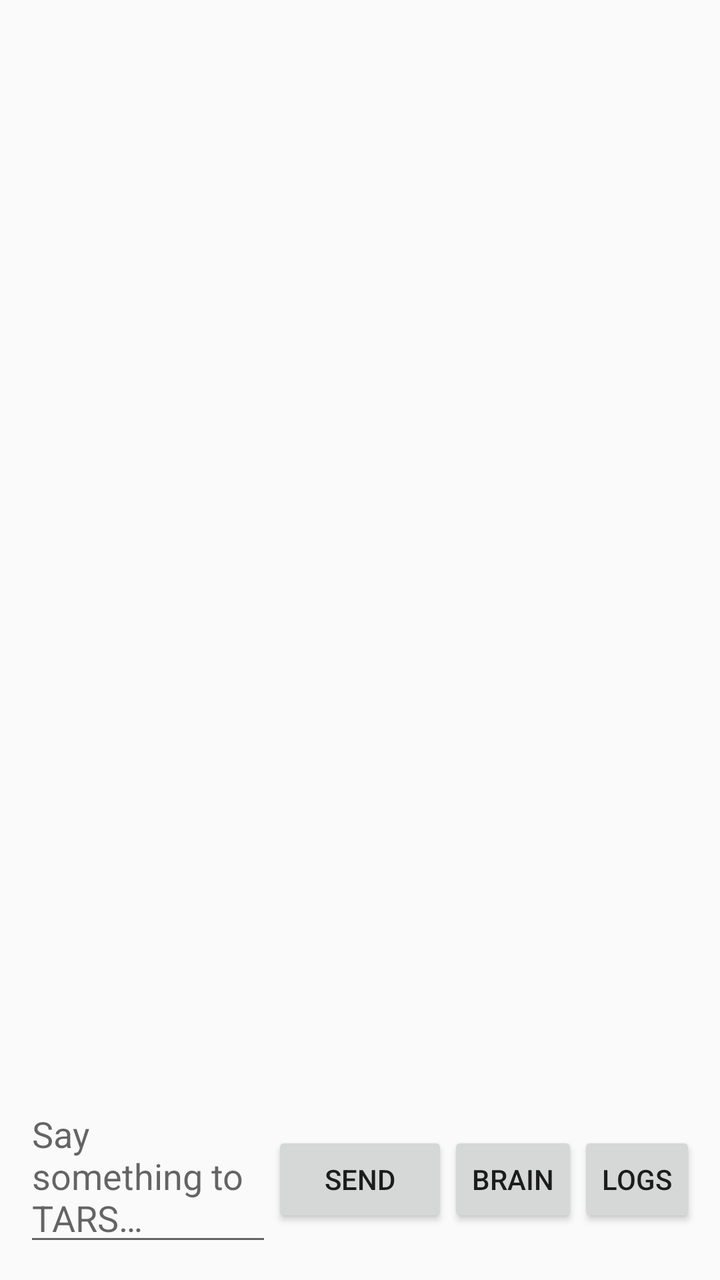
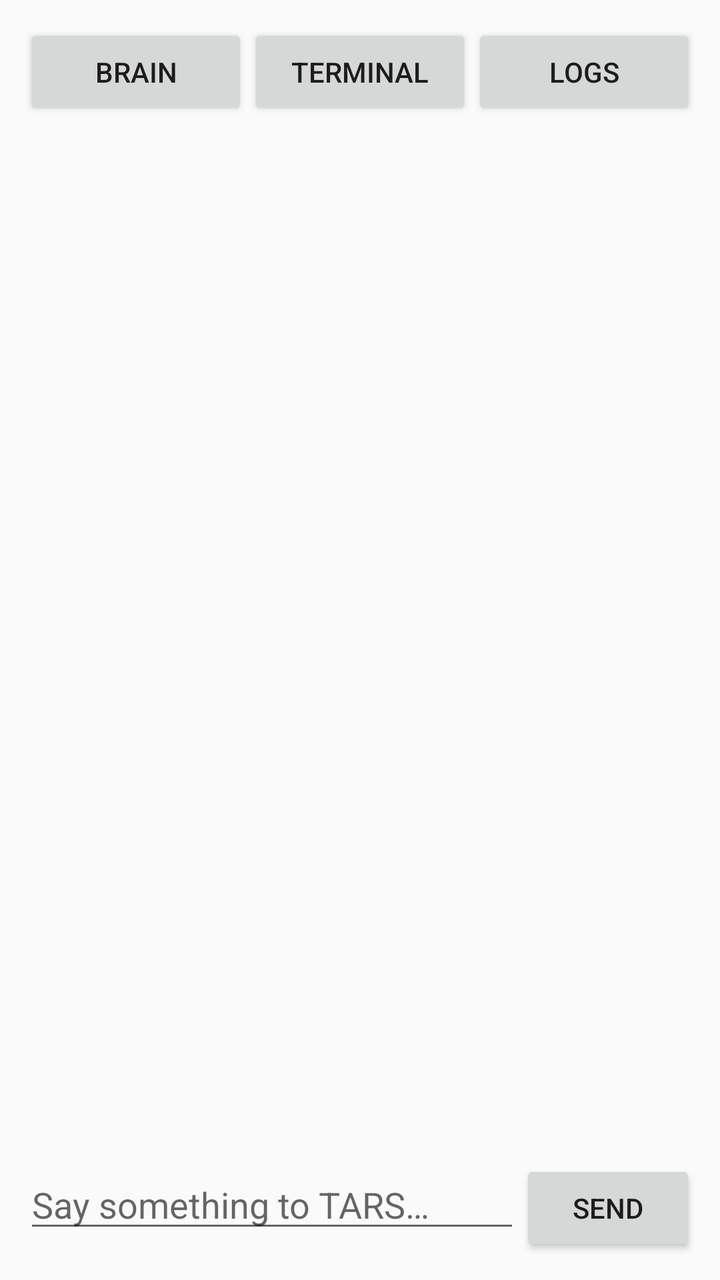

Before-and-after screenshots of an Android layout around one commit, followed by the original layout XML and the change that was made.
<!-- AndroidManifest.xml: application theme Theme.AppCompat.DayNight -->
<!-- res/layout/activity_main.xml -->
<?xml version="1.0" encoding="utf-8"?>
<LinearLayout xmlns:android="http://schemas.android.com/apk/res/android"
    android:layout_width="match_parent"
    android:layout_height="match_parent"
    android:orientation="vertical"
    android:padding="12dp">

    <ScrollView
        android:id="@+id/scroll"
        android:layout_width="match_parent"
        android:layout_height="0dp"
        android:layout_weight="1">

        <TextView
            android:id="@+id/log"
            android:layout_width="match_parent"
            android:layout_height="wrap_content"
            android:textSize="16sp"
            android:fontFamily="monospace"
            android:textIsSelectable="true" />
    </ScrollView>

    <LinearLayout
        android:layout_width="match_parent"
        android:layout_height="wrap_content"
        android:orientation="horizontal"
        android:paddingTop="8dp">

        <EditText
            android:id="@+id/input"
            android:layout_width="0dp"
            android:layout_height="wrap_content"
            android:layout_weight="1"
            android:hint="@string/input_hint"
            android:inputType="textShortMessage|textMultiLine"
            android:maxLines="4" />

        <Button
            android:id="@+id/send"
            android:layout_width="wrap_content"
            android:layout_height="wrap_content"
            android:text="@string/send" />

        <Button
            android:id="@+id/brain"
            android:layout_width="wrap_content"
            android:layout_height="wrap_content"
            android:minWidth="0dp"
            android:text="@string/brain" />

        <Button
            android:id="@+id/logs"
            android:layout_width="wrap_content"
            android:layout_height="wrap_content"
            android:minWidth="0dp"
            android:text="@string/logs" />
    </LinearLayout>
</LinearLayout>
<!-- resources referenced by this layout -->
<resources>
  <string name="brain">Brain</string>
  <string name="input_hint">Say something to TARS…</string>
  <string name="logs">Logs</string>
  <string name="send">Send</string>
</resources>

<!-- the commit's change to res/layout/activity_main.xml (unified diff, before → after) -->
@@ -4,6 +4,37 @@
     android:layout_height="match_parent"
     android:orientation="vertical"
     android:padding="12dp">
+
+    <LinearLayout
+        android:layout_width="match_parent"
+        android:layout_height="wrap_content"
+        android:orientation="horizontal"
+        android:paddingBottom="6dp">
+
+        <Button
+            android:id="@+id/brain"
+            android:layout_width="0dp"
+            android:layout_height="wrap_content"
+            android:layout_weight="1"
+            android:minWidth="0dp"
+            android:text="@string/brain" />
+
+        <Button
+            android:id="@+id/terminal"
+            android:layout_width="0dp"
+            android:layout_height="wrap_content"
+            android:layout_weight="1"
+            android:minWidth="0dp"
+            android:text="@string/terminal" />
+
+        <Button
+            android:id="@+id/logs"
+            android:layout_width="0dp"
+            android:layout_height="wrap_content"
+            android:layout_weight="1"
+            android:minWidth="0dp"
+            android:text="@string/logs" />
+    </LinearLayout>
 
     <ScrollView
         android:id="@+id/scroll"
@@ -40,19 +71,5 @@
             android:layout_width="wrap_content"
             android:layout_height="wrap_content"
             android:text="@string/send" />
-
-        <Button
-            android:id="@+id/brain"
-            android:layout_width="wrap_content"
-            android:layout_height="wrap_content"
-            android:minWidth="0dp"
-            android:text="@string/brain" />
-
-        <Button
-            android:id="@+id/logs"
-            android:layout_width="wrap_content"
-            android:layout_height="wrap_content"
-            android:minWidth="0dp"
-            android:text="@string/logs" />
     </LinearLayout>
 </LinearLayout>
<!-- resource entries referenced after the edit -->
@@ -4,5 +4,6 @@
   <string name="input_hint">Say something to TARS…</string>
   <string name="logs">Logs</string>
   <string name="send">Send</string>
+  <string name="terminal">Terminal</string>
 </resources>
 
